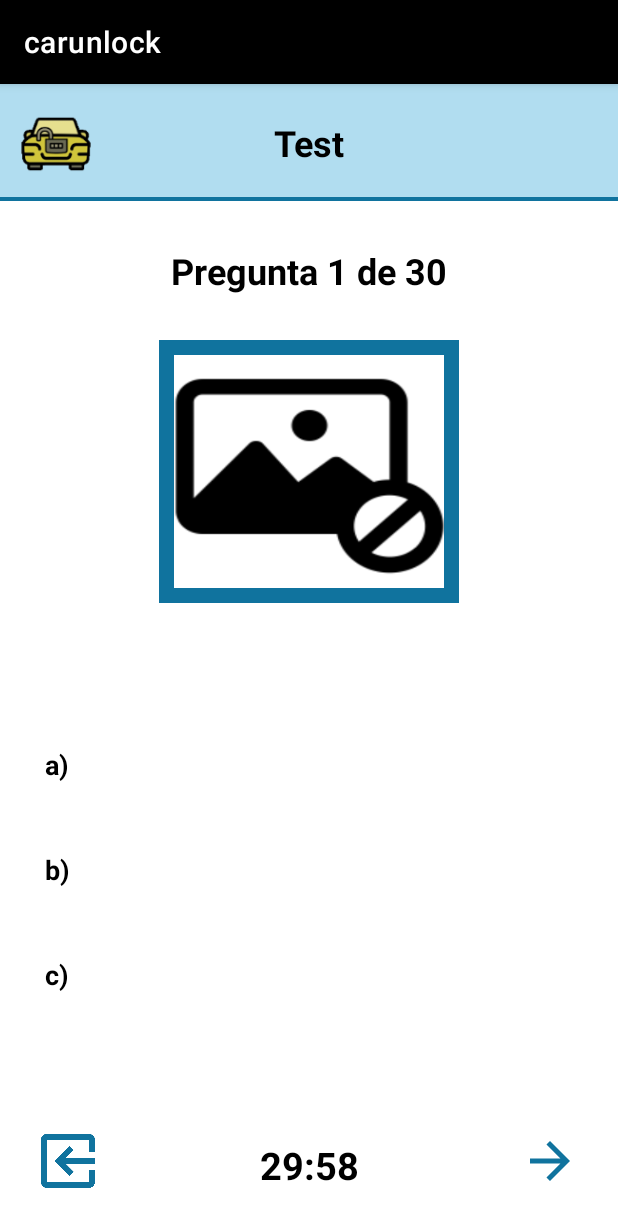
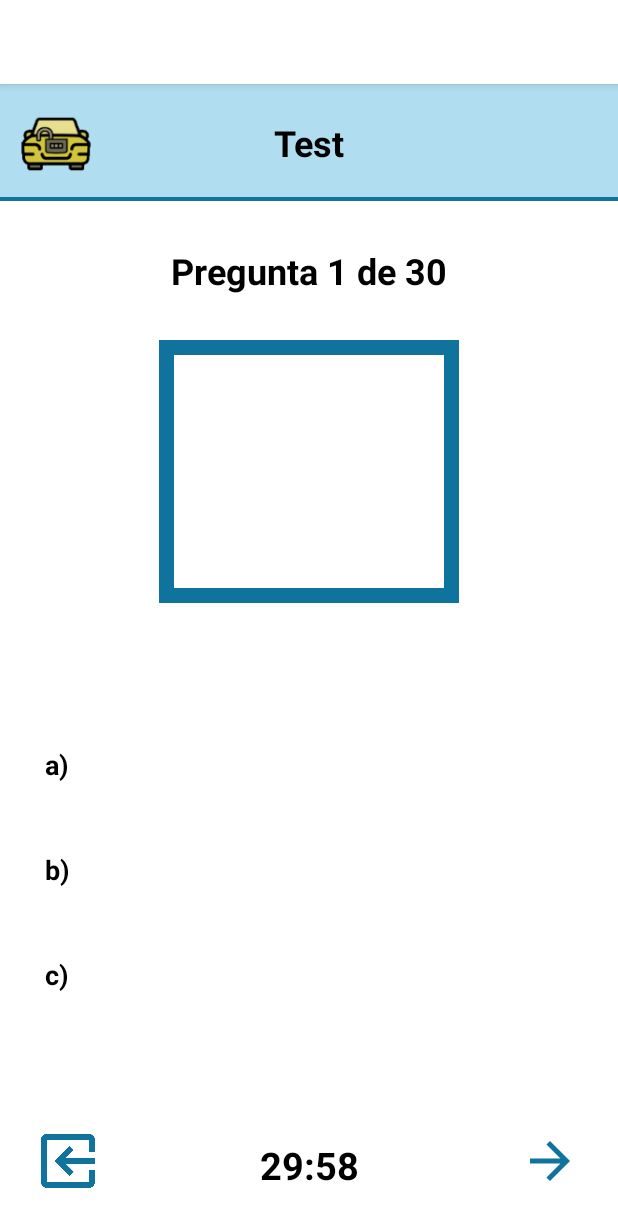
Before and after one commit to DaniPiMu/CarUnlock, an Android app: the fragment TestFragment placed in its activity, on a phone screen of 412 x 824 dp. Shown: the top 1227 px of the screen. Run offline under Robolectric (Android 15) with nearby library versions, the phone set to English and light mode, and no system bars; our stand-ins replace Firebase (no records; nobody signed in at launch, a user with empty details on screens opened directly); pictures from the network do not load.

Commit message:
Finally
a

```diff
--- a/app/src/main/res/layout/fragment_test.xml
+++ b/app/src/main/res/layout/fragment_test.xml
@@ -13,13 +13,6 @@
         android:layout_height="wrap_content"
         android:orientation="horizontal"
         app:layout_constraintGuide_percent="0.47" />
-
-<!--    <androidx.constraintlayout.widget.Guideline-->
-<!--        android:id="@+id/guidelineBottom"-->
-<!--        android:layout_width="wrap_content"-->
-<!--        android:layout_height="wrap_content"-->
-<!--        android:orientation="horizontal"-->
-<!--        app:layout_constraintGuide_end="50dp" />-->
 
     <androidx.constraintlayout.widget.Guideline
         android:id="@+id/guideline2"
@@ -102,7 +95,7 @@
                 app:layout_constraintTop_toTopOf="parent"
                 app:layout_constraintStart_toStartOf="parent"
                 app:layout_constraintEnd_toEndOf="parent"
-                android:src="@drawable/no_image"
+
                 android:scaleType="fitXY"
                 android:layout_marginTop="35dp"
                 />
--- a/app/src/main/res/values-night/themes.xml
+++ b/app/src/main/res/values-night/themes.xml
@@ -2,7 +2,7 @@
     <!-- Base application theme. -->
     <style name="Theme.Carunlock" parent="Theme.MaterialComponents.DayNight.NoActionBar">
         <!-- Primary brand color. -->
-        <item name="colorPrimary">@color/black</item>
+        <item name="colorPrimary">@color/white</item>
         <item name="colorPrimaryVariant">@color/black</item>
         <item name="colorOnPrimary">@color/black</item>
         <!-- Secondary brand color. -->
--- a/app/src/main/res/values/themes.xml
+++ b/app/src/main/res/values/themes.xml
@@ -2,7 +2,7 @@
     <!-- Base application theme. -->
     <style name="Theme.Carunlock" parent="Theme.MaterialComponents.DayNight.DarkActionBar">
         <!-- Primary brand color. -->
-        <item name="colorPrimary">@color/black</item>
+        <item name="colorPrimary">@color/white</item>
         <item name="colorPrimaryVariant">@color/black</item>
         <item name="colorOnPrimary">@color/black</item>
         <!-- Secondary brand color. -->
```
